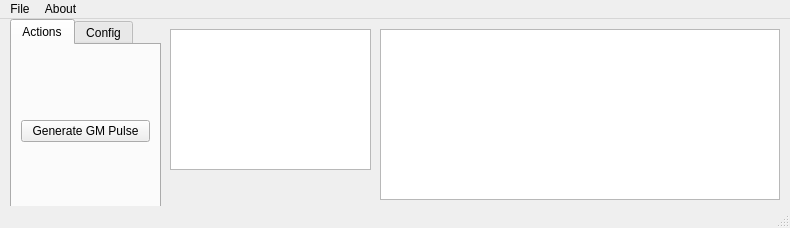
First picture: the form in Simulation/FirmwarePCSimulator/gui.ui, repository RobertGawron/GeigerMullerCounter, before the edit.
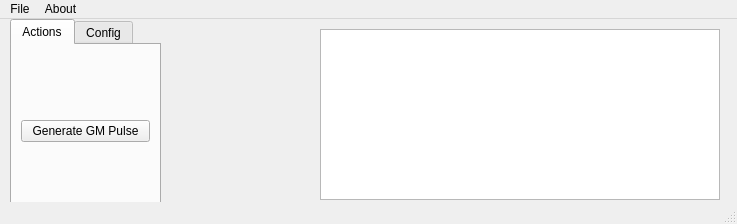
Second picture: the form after the edit.

Commit message: add draft of hw display simulation

```diff
--- a/Simulation/FirmwarePCSimulator/gui.ui
+++ b/Simulation/FirmwarePCSimulator/gui.ui
@@ -6,8 +6,8 @@
    <rect>
     <x>0</x>
     <y>0</y>
-    <width>790</width>
-    <height>228</height>
+    <width>737</width>
+    <height>224</height>
    </rect>
   </property>
   <property name="sizePolicy">
@@ -29,7 +29,7 @@
    <widget class="QTextBrowser" name="WidgetLogger">
     <property name="geometry">
      <rect>
-      <x>380</x>
+      <x>320</x>
       <y>10</y>
       <width>400</width>
       <height>171</height>
@@ -138,13 +138,44 @@
      </widget>
     </widget>
    </widget>
-   <widget class="QGraphicsView" name="graphicsView">
+   <widget class="QLabel" name="WidgetHWDisplay">
     <property name="geometry">
      <rect>
       <x>170</x>
-      <y>10</y>
-      <width>201</width>
-      <height>141</height>
+      <y>20</y>
+      <width>128</width>
+      <height>64</height>
+     </rect>
+    </property>
+    <property name="sizePolicy">
+     <sizepolicy hsizetype="Fixed" vsizetype="Fixed">
+      <horstretch>0</horstretch>
+      <verstretch>0</verstretch>
+     </sizepolicy>
+    </property>
+    <property name="minimumSize">
+     <size>
+      <width>128</width>
+      <height>64</height>
+     </size>
+    </property>
+    <property name="maximumSize">
+     <size>
+      <width>128</width>
+      <height>64</height>
+     </size>
+    </property>
+    <property name="text">
+     <string/>
+    </property>
+   </widget>
+   <widget class="QGraphicsView" name="graphicsView">
+    <property name="geometry">
+     <rect>
+      <x>1250</x>
+      <y>370</y>
+      <width>256</width>
+      <height>192</height>
      </rect>
     </property>
    </widget>
@@ -154,7 +185,7 @@
     <rect>
      <x>0</x>
      <y>0</y>
-     <width>790</width>
+     <width>737</width>
      <height>21</height>
     </rect>
    </property>
```
Left out of the diff: 1 changed line with no effect on the pictures. The commit also changes 2 other files.
